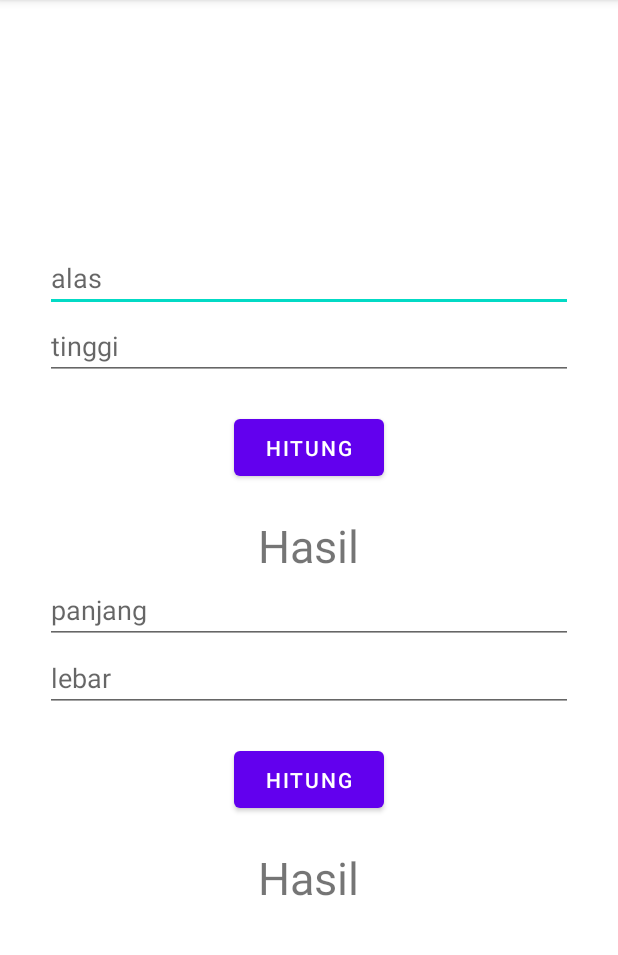
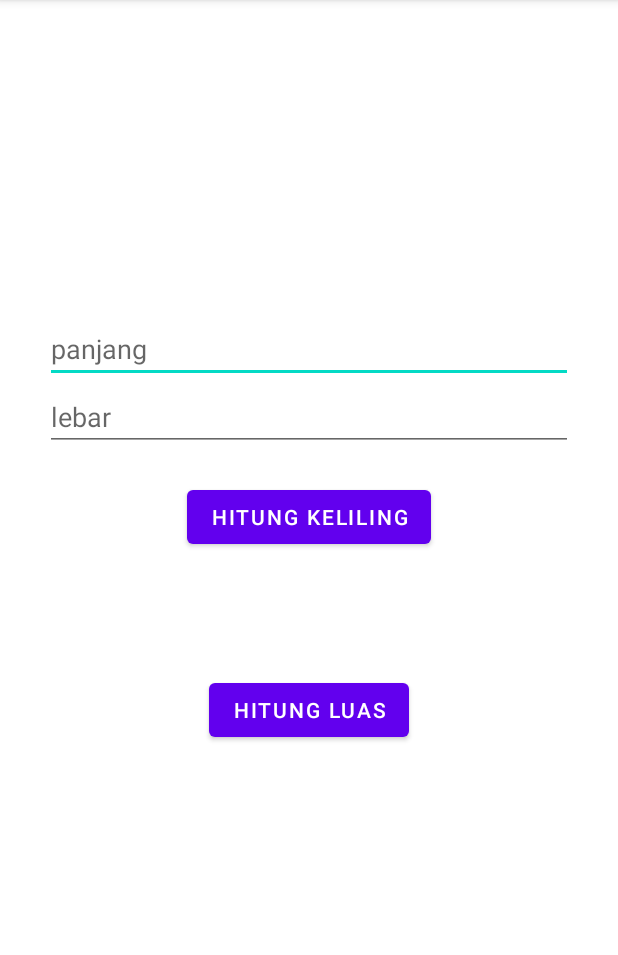
Before and after one commit to pengdst/java-simple-mvvm, an Android app: the screen it shows after launch (MainActivity), on a phone screen of 412 x 824 dp, the part 84-1039 px from its top. Run offline under Robolectric (Android 15) with nearby library versions, the phone set to English and light mode, and no system bars; our stand-ins replace data binding.

Commit message:
use mvvm with databinding

```diff
--- a/app/src/main/java/io/github/pengdst/simplemvvm/MainActivity.java
+++ b/app/src/main/java/io/github/pengdst/simplemvvm/MainActivity.java
@@ -1,88 +1,30 @@
 package io.github.pengdst.simplemvvm;
+
+import android.os.Bundle;
 
 import androidx.annotation.Nullable;
 import androidx.appcompat.app.AppCompatActivity;
-import androidx.lifecycle.Observer;
+import androidx.databinding.DataBindingUtil;
 import androidx.lifecycle.ViewModelProvider;
 
-import android.os.Bundle;
-import android.os.PersistableBundle;
-import android.view.View;
-import android.widget.Button;
-import android.widget.EditText;
-import android.widget.TextView;
+import io.github.pengdst.simplemvvm.databinding.ActivityMainBinding;
 
 public class MainActivity extends AppCompatActivity {
 
-    private EditText edtAlas,edtTinggi,edtPanjang,edtLebar;
-    private Button btnHitungLuas,btnHitungKeliling;
-    private TextView tvHasilLuas,tvHasilKeliling;
     private MainViewModel viewModel;
+    private ActivityMainBinding binding;
 
     @Override
     protected void onCreate(@Nullable Bundle savedInstanceState) {
         super.onCreate(savedInstanceState);
-        setContentView(R.layout.activity_main);
-
-        edtAlas = findViewById(R.id.edt_alas);
-        edtTinggi = findViewById(R.id.edt_tinggi);
-        edtPanjang = findViewById(R.id.edt_panjang);
-        edtLebar= findViewById(R.id.edt_lebar);
-
-        tvHasilLuas = findViewById(R.id.tv_hasil_luas);
-        tvHasilKeliling = findViewById(R.id.tv_hasil_keliling);
-
-        btnHitungKeliling = findViewById(R.id.btn_hitung_keliling);
-        btnHitungLuas = findViewById(R.id.btn_hitung_luas);
-
+        binding = DataBindingUtil.setContentView(this, R.layout.activity_main);
         initViewModel();
-    }
-
-    @Override
-    protected void onResume() {
-        super.onResume();
-
-        btnHitungLuas.setOnClickListener(new View.OnClickListener() {
-            @Override
-            public void onClick(View view) {
-                if (edtAlas.getText() != null && edtTinggi.getText() != null){
-                    Double alas = Double.valueOf(edtAlas.getText().toString());
-                    Double tinggi = Double.valueOf(edtTinggi.getText().toString());
-
-                    viewModel.hitungLuas(alas,tinggi);
-                }
-            }
-        });
-
-        btnHitungKeliling.setOnClickListener(new View.OnClickListener() {
-            @Override
-            public void onClick(View view) {
-                if (edtPanjang.getText() != null && edtLebar.getText() != null){
-                    Double panjang = Double.valueOf(edtPanjang.getText().toString());
-                    Double lebar = Double.valueOf(edtLebar.getText().toString());
-
-                    viewModel.hitungKeliling(panjang,lebar);
-                }
-            }
-        });
-
-        viewModel.observeLuas().observe(this, new Observer<Double>() {
-            @Override
-            public void onChanged(Double luas) {
-                tvHasilLuas.setText(luas.toString());
-            }
-        });
-
-        viewModel.observeKeliling().observe(this, new Observer<Double>() {
-            @Override
-            public void onChanged(Double keliling) {
-                tvHasilKeliling.setText(keliling.toString());
-            }
-        });
     }
 
     private void initViewModel() {
         ViewModelProvider.Factory factory = new ViewModelProvider.NewInstanceFactory();
         viewModel = new ViewModelProvider(this, factory).get(MainViewModel.class);
+        binding.setViewModel(viewModel);
+        binding.setLifecycleOwner(this);
     }
 }
--- a/app/src/main/java/io/github/pengdst/simplemvvm/MainViewModel.java
+++ b/app/src/main/java/io/github/pengdst/simplemvvm/MainViewModel.java
@@ -1,30 +1,51 @@
 package io.github.pengdst.simplemvvm;
 
-import androidx.lifecycle.LiveData;
+import android.content.Context;
+import android.widget.Toast;
+
 import androidx.lifecycle.MutableLiveData;
 import androidx.lifecycle.ViewModel;
 
 public class MainViewModel extends ViewModel {
 
-    private MutableLiveData<Double> luas = new MutableLiveData<>();
-    private MutableLiveData<Double> keliling = new MutableLiveData<>();
+    public MutableLiveData<String> etPanjang = new MutableLiveData<>();
+    public MutableLiveData<String> etLebar = new MutableLiveData<>();
 
-    public void hitungLuas(Double panjang, Double lebar){
-        Double hasil = panjang * lebar;
-        luas.postValue(hasil);
+    public MutableLiveData<String> keliling = new MutableLiveData<>();
+    public MutableLiveData<String> luas = new MutableLiveData<>();
+
+    public void hitungLuasPersegi(Context context){
+        if ((etPanjang == null || etPanjang.getValue() == null) || (etLebar == null || etLebar.getValue() == null)){
+            Toast.makeText(context, "Semua Field Harus Terisi", Toast.LENGTH_LONG).show();
+            return;
+        }
+        Double panjang = Double.parseDouble(etPanjang.getValue());
+        Double lebar = Double.parseDouble(etLebar.getValue());
+
+        hitungLuasPersegi(panjang, lebar);
     }
 
-    public void hitungKeliling(Double panjang, Double lebar){
-        Double hasil = 2 * (panjang * lebar);
-        keliling.postValue(hasil);
+    public void hitungKelilingPersegi(Context context){
+
+        if ((etPanjang == null || etPanjang.getValue() == null) || (etLebar == null || etLebar.getValue() == null)){
+            Toast.makeText(context, "Semua Field Harus Terisi", Toast.LENGTH_LONG).show();
+            return;
+        }
+
+        Double panjang = Double.valueOf(etPanjang.getValue());
+        Double lebar = Double.valueOf(etLebar.getValue());
+
+        hitungKelilingPersegi(panjang, lebar);
     }
 
-    public LiveData<Double> observeLuas(){
-        return luas;
+    public void hitungLuasPersegi(Double panjang, Double lebar){
+        double hasil = panjang * lebar;
+        luas.postValue(Double.toString(hasil));
     }
 
-    public LiveData<Double> observeKeliling(){
-        return keliling;
+    public void hitungKelilingPersegi(Double panjang, Double lebar){
+        double hasil = 2 * (panjang * lebar);
+        keliling.postValue(Double.toString(hasil));
     }
 
 }
--- a/app/src/main/res/layout/activity_main.xml
+++ b/app/src/main/res/layout/activity_main.xml
@@ -1,7 +1,15 @@
 <?xml version="1.0" encoding="utf-8"?>
-<LinearLayout xmlns:android="http://schemas.android.com/apk/res/android"
+<layout xmlns:android="http://schemas.android.com/apk/res/android"
     xmlns:app="http://schemas.android.com/apk/res-auto"
-    xmlns:tools="http://schemas.android.com/tools"
+    xmlns:tools="http://schemas.android.com/tools">
+
+    <data>
+        <variable
+            name="viewModel"
+            type="io.github.pengdst.simplemvvm.MainViewModel" />
+    </data>
+
+    <LinearLayout
         android:layout_width="match_parent"
         android:layout_height="match_parent"
         android:orientation="vertical"
@@ -16,26 +24,47 @@
             android:orientation="vertical">
 
             <EditText
-            android:id="@+id/edt_alas"
+                android:id="@+id/edt_panjang"
                 android:layout_width="match_parent"
                 android:layout_height="wrap_content"
                 android:inputType="numberDecimal"
-            android:hint="alas"/>
+                android:text="@={viewModel.etPanjang}"
+                android:hint="panjang" />
 
             <EditText
-            android:id="@+id/edt_tinggi"
+                android:id="@+id/edt_lebar"
                 android:layout_width="match_parent"
                 android:layout_height="wrap_content"
                 android:inputType="numberDecimal"
-            android:hint="tinggi"/>
+                android:text="@={viewModel.etLebar}"
+                android:hint="lebar" />
+
+            <Button
+                android:id="@+id/btn_hitung_keliling"
+                android:layout_width="wrap_content"
+                android:layout_height="wrap_content"
+                android:layout_marginTop="20dp"
+                android:text="hitung keliling"
+                android:onClick="@{()->viewModel.hitungKelilingPersegi(context)}"
+                android:layout_gravity="center" />
+
+            <TextView
+                android:id="@+id/tv_hasil_keliling"
+                android:layout_width="wrap_content"
+                android:layout_height="wrap_content"
+                android:layout_gravity="center"
+                android:layout_marginTop="20dp"
+                android:text="@{viewModel.keliling}"
+                android:textSize="30sp" />
 
             <Button
                 android:id="@+id/btn_hitung_luas"
-            android:layout_width="100dp"
-            android:layout_height="50dp"
+                android:layout_width="wrap_content"
+                android:layout_height="wrap_content"
                 android:layout_marginTop="20dp"
-            android:text="hitung"
-            android:layout_gravity="center"/>
+                android:onClick="@{()->viewModel.hitungLuasPersegi(context)}"
+                android:text="hitung luas"
+                android:layout_gravity="center" />
 
             <TextView
                 android:id="@+id/tv_hasil_luas"
@@ -43,40 +72,10 @@
                 android:layout_height="wrap_content"
                 android:layout_gravity="center"
                 android:layout_marginTop="20dp"
-            android:text="Hasil"
-            android:textSize="30sp"/>
-
-        <EditText
-            android:id="@+id/edt_panjang"
-            android:layout_width="match_parent"
-            android:layout_height="wrap_content"
-            android:inputType="numberDecimal"
-            android:hint="panjang"/>
-
-        <EditText
-            android:id="@+id/edt_lebar"
-            android:layout_width="match_parent"
-            android:layout_height="wrap_content"
-            android:inputType="numberDecimal"
-            android:hint="lebar"/>
-
-        <Button
-            android:id="@+id/btn_hitung_keliling"
-            android:layout_width="100dp"
-            android:layout_height="50dp"
-            android:layout_marginTop="20dp"
-            android:text="hitung"
-            android:layout_gravity="center"/>
-
-        <TextView
-            android:id="@+id/tv_hasil_keliling"
-            android:layout_width="wrap_content"
-            android:layout_height="wrap_content"
-            android:layout_gravity="center"
-            android:layout_marginTop="20dp"
-            android:text="Hasil"
-            android:textSize="30sp"/>
+                android:text="@{viewModel.luas}"
+                android:textSize="30sp" />
 
         </LinearLayout>
 
     </LinearLayout>
+</layout>
```
Lines whose indentation alone changed are shown as unchanged.
